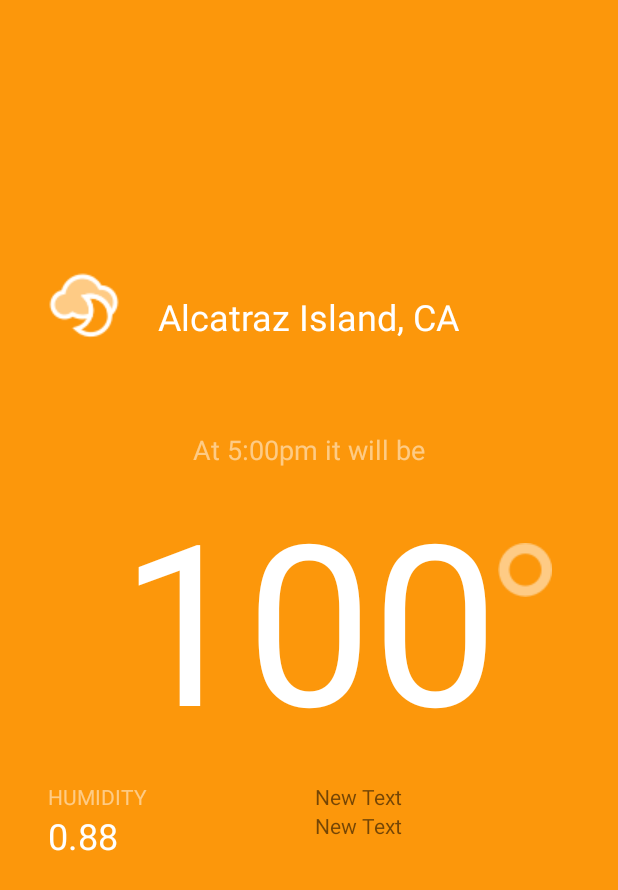
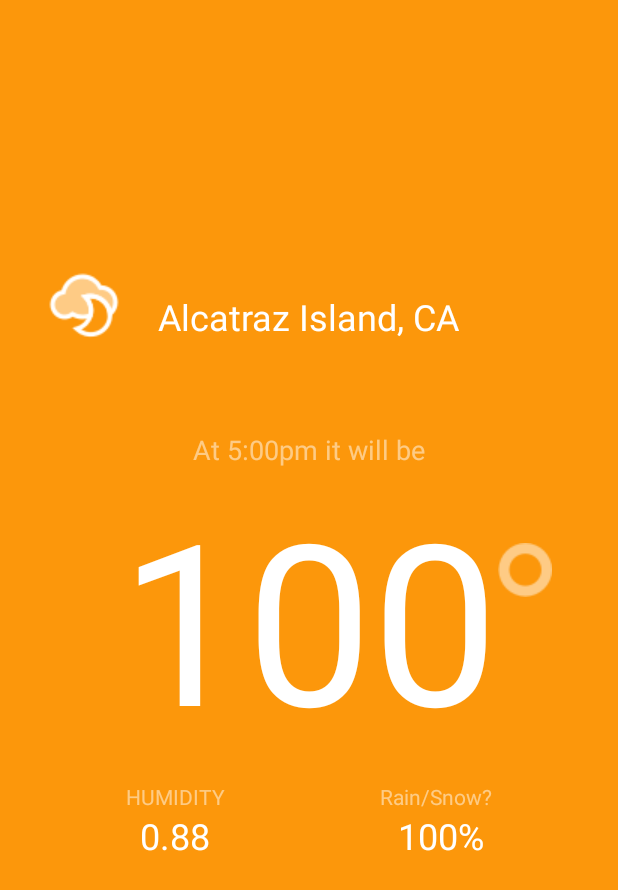
Before and after one commit to MaggieONeill/StormyApp, an Android app: the screen it shows after launch (MainActivity), on a phone screen of 412 x 824 dp. Shown: the top 890 px of the screen. Run offline under Robolectric (Android 15) with nearby library versions, the phone set to English and light mode, and no system bars; libraries missing offline, so code that uses them is left out: com.squareup.okhttp; 4 statements that could not run were skipped.

Commit message:
centered precip and humidity text.

```diff
--- a/app/src/main/res/layout/activity_main.xml
+++ b/app/src/main/res/layout/activity_main.xml
@@ -76,19 +76,21 @@
             android:layout_weight="1">
 
             <TextView
-                android:layout_width="wrap_content"
+                android:layout_width="match_parent"
                 android:layout_height="wrap_content"
                 android:text="HUMIDITY"
                 android:id="@+id/humidityLabel"
-                android:textColor="#80ffffff"/>
+                android:textColor="#80ffffff"
+                android:gravity="center_horizontal"/>
 
             <TextView
-                android:layout_width="wrap_content"
+                android:layout_width="match_parent"
                 android:layout_height="wrap_content"
                 android:text="0.88"
                 android:id="@+id/humidityValue"
                 android:textColor="@android:color/white"
-                android:textSize="24sp"/>
+                android:textSize="24sp"
+                android:gravity="center_horizontal"/>
         </LinearLayout>
 
         <LinearLayout
@@ -98,16 +100,21 @@
             android:layout_weight="1">
 
             <TextView
-                android:layout_width="wrap_content"
+                android:layout_width="match_parent"
                 android:layout_height="wrap_content"
-                android:text="New Text"
-                android:id="@+id/textView"/>
+                android:text="Rain/Snow?"
+                android:id="@+id/precipLabel"
+                android:textColor="#80ffffff"
+                android:gravity="center_horizontal"/>
 
             <TextView
-                android:layout_width="wrap_content"
+                android:layout_width="match_parent"
                 android:layout_height="match_parent"
-                android:text="New Text"
-                android:id="@+id/textView2"/>
+                android:text=" 100%"
+                android:id="@+id/precipValue"
+                android:textColor="@android:color/white"
+                android:textSize="24sp"
+                android:gravity="center_horizontal"/>
         </LinearLayout>
     </LinearLayout>
 
```
Also changed, not shown: 1 other file.
